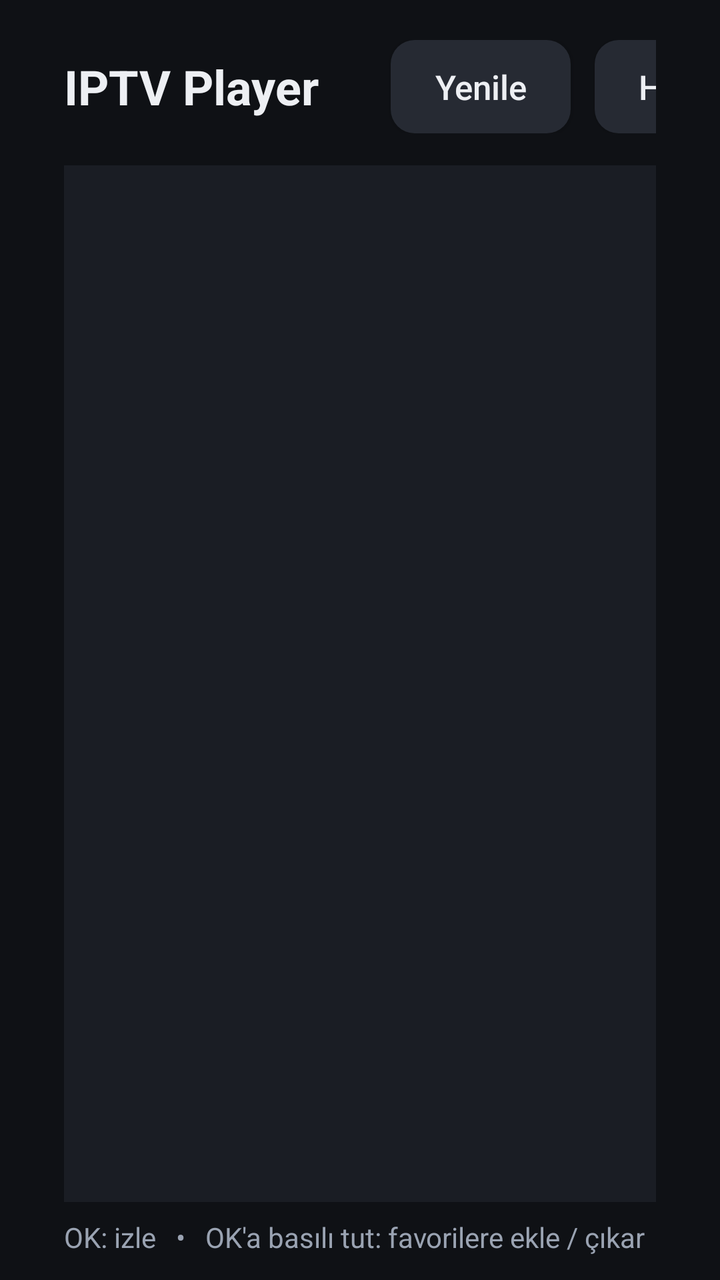
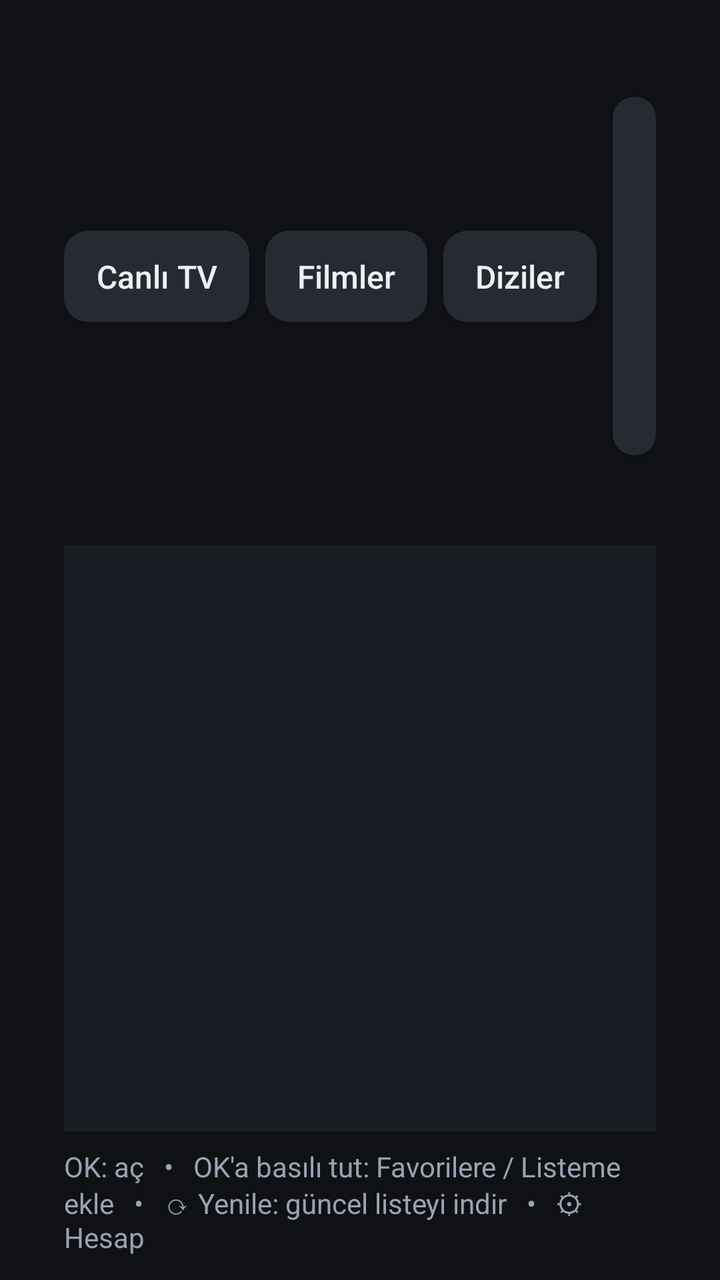

Compare the two renders of this Android layout. The source of the first and the diff that turns it into the second are given below.
<!-- AndroidManifest.xml: application theme AppTheme -->
<!-- res/layout/activity_channels.xml -->
<?xml version="1.0" encoding="utf-8"?>
<LinearLayout xmlns:android="http://schemas.android.com/apk/res/android"
    android:layout_width="match_parent"
    android:layout_height="match_parent"
    android:background="@color/bg"
    android:orientation="vertical"
    android:paddingLeft="32dp"
    android:paddingTop="20dp"
    android:paddingRight="32dp"
    android:paddingBottom="12dp">

    <LinearLayout
        android:layout_width="match_parent"
        android:layout_height="wrap_content"
        android:gravity="center_vertical"
        android:orientation="horizontal">

        <TextView
            android:id="@+id/tvTitle"
            android:layout_width="wrap_content"
            android:layout_height="wrap_content"
            android:maxWidth="260dp"
            android:singleLine="true"
            android:ellipsize="end"
            android:text="IPTV Player"
            android:textColor="@color/text"
            android:textSize="24sp"
            android:textStyle="bold" />

        <EditText
            android:id="@+id/etSearch"
            style="@style/Input"
            android:layout_width="0dp"
            android:layout_marginLeft="24dp"
            android:layout_marginTop="0dp"
            android:layout_weight="1"
            android:hint="Kanal ara…"
            android:imeOptions="actionSearch"
            android:inputType="text"
            android:padding="10dp"
            android:textSize="16sp" />

        <Button
            android:id="@+id/btnReload"
            style="@style/Btn"
            android:layout_marginLeft="12dp"
            android:text="Yenile" />

        <Button
            android:id="@+id/btnAccount"
            style="@style/Btn"
            android:layout_marginLeft="12dp"
            android:text="Hesap" />
    </LinearLayout>

    <FrameLayout
        android:layout_width="match_parent"
        android:layout_height="0dp"
        android:layout_marginTop="16dp"
        android:layout_weight="1">

        <LinearLayout
            android:layout_width="match_parent"
            android:layout_height="match_parent"
            android:orientation="horizontal">

            <androidx.recyclerview.widget.RecyclerView
                android:id="@+id/rvCategories"
                android:layout_width="300dp"
                android:layout_height="match_parent"
                android:background="@color/panel"
                android:padding="8dp"
                android:clipToPadding="false" />

            <androidx.recyclerview.widget.RecyclerView
                android:id="@+id/rvChannels"
                android:layout_width="0dp"
                android:layout_height="match_parent"
                android:layout_marginLeft="16dp"
                android:layout_weight="1"
                android:padding="4dp"
                android:clipToPadding="false" />
        </LinearLayout>

        <ProgressBar
            android:id="@+id/progress"
            android:layout_width="56dp"
            android:layout_height="56dp"
            android:layout_gravity="center"
            android:visibility="gone" />

        <TextView
            android:id="@+id/tvEmpty"
            android:layout_width="wrap_content"
            android:layout_height="wrap_content"
            android:layout_gravity="center"
            android:layout_marginLeft="300dp"
            android:gravity="center"
            android:padding="24dp"
            android:textColor="@color/text_dim"
            android:textSize="18sp"
            android:visibility="gone" />
    </FrameLayout>

    <TextView
        android:layout_width="match_parent"
        android:layout_height="wrap_content"
        android:layout_marginTop="8dp"
        android:text="OK: izle   •   OK'a basılı tut: favorilere ekle / çıkar"
        android:textColor="@color/text_dim"
        android:textSize="14sp" />
</LinearLayout>
<!-- resources referenced by this layout -->
<resources>
  <color name="bg">#0F1115</color>
  <color name="panel">#1A1D24</color>
  <color name="text">#EDEFF3</color>
  <color name="text_dim">#9AA3B2</color>
  <style name="Btn">
          <item name="android:layout_width">wrap_content</item>
          <item name="android:layout_height">wrap_content</item>
          <item name="android:background">@drawable/bg_button</item>
          <item name="android:textColor">@color/item_text</item>
          <item name="android:textAllCaps">false</item>
          <item name="android:textSize">17sp</item>
          <item name="android:paddingLeft">22dp</item>
          <item name="android:paddingRight">22dp</item>
          <item name="android:paddingTop">12dp</item>
          <item name="android:paddingBottom">12dp</item>
          <item name="android:minHeight">0dp</item>
          <item name="android:minWidth">0dp</item>
          <item name="android:focusable">true</item>
      </style>
  <style name="Input">
          <item name="android:layout_width">match_parent</item>
          <item name="android:layout_height">wrap_content</item>
          <item name="android:layout_marginTop">12dp</item>
          <item name="android:background">@drawable/bg_input</item>
          <item name="android:padding">14dp</item>
          <item name="android:textColor">@color/text</item>
          <item name="android:textColorHint">@color/text_dim</item>
          <item name="android:textSize">18sp</item>
          <item name="android:singleLine">true</item>
          <item name="android:imeOptions">actionNext</item>
      </style>
  <style name="AppTheme" parent="Theme.AppCompat.NoActionBar">
          <item name="android:windowBackground">@color/bg</item>
          <item name="colorPrimary">@color/accent</item>
          <item name="colorPrimaryDark">@color/bg</item>
          <item name="colorAccent">@color/accent</item>
          <item name="android:textColorPrimary">@color/text</item>
          <item name="android:textColorSecondary">@color/text_dim</item>
      </style>
  <!-- drawable bg_button (drawable) -->
  <?xml version="1.0" encoding="utf-8"?>
  <selector xmlns:android="http://schemas.android.com/apk/res/android">
      <item android:state_focused="true">
          <shape>
              <solid android:color="@color/accent" />
              <corners android:radius="12dp" />
          </shape>
      </item>
      <item android:state_activated="true">
          <shape>
              <solid android:color="@color/panel_light" />
              <stroke android:width="2dp" android:color="@color/accent" />
              <corners android:radius="12dp" />
          </shape>
      </item>
      <item>
          <shape>
              <solid android:color="@color/panel_light" />
              <corners android:radius="12dp" />
          </shape>
      </item>
  </selector>
  <!-- drawable bg_input (drawable) -->
  <?xml version="1.0" encoding="utf-8"?>
  <selector xmlns:android="http://schemas.android.com/apk/res/android">
      <item android:state_focused="true">
          <shape>
              <solid android:color="@color/panel" />
              <stroke android:width="2dp" android:color="@color/accent" />
              <corners android:radius="10dp" />
          </shape>
      </item>
      <item>
          <shape>
              <solid android:color="@color/panel" />
              <stroke android:width="1dp" android:color="@color/line" />
              <corners android:radius="10dp" />
          </shape>
      </item>
  </selector>
  <color name="accent">#2FD3A6</color>
  <color name="panel_light">#262A33</color>
  <color name="line">#3A4250</color>
</resources>

<!-- the commit's change to res/layout/activity_channels.xml (unified diff, before → after) -->
@@ -15,26 +15,43 @@
         android:gravity="center_vertical"
         android:orientation="horizontal">
 
-        <TextView
-            android:id="@+id/tvTitle"
-            android:layout_width="wrap_content"
-            android:layout_height="wrap_content"
-            android:maxWidth="260dp"
-            android:singleLine="true"
-            android:ellipsize="end"
-            android:text="IPTV Player"
-            android:textColor="@color/text"
-            android:textSize="24sp"
-            android:textStyle="bold" />
+        <Button
+            android:id="@+id/tabLive"
+            style="@style/Btn"
+            android:text="Canlı TV" />
+
+        <Button
+            android:id="@+id/tabMovies"
+            style="@style/Btn"
+            android:layout_marginLeft="8dp"
+            android:text="Filmler" />
+
+        <Button
+            android:id="@+id/tabSeries"
+            style="@style/Btn"
+            android:layout_marginLeft="8dp"
+            android:text="Diziler" />
+
+        <Button
+            android:id="@+id/tabList"
+            style="@style/Btn"
+            android:layout_marginLeft="8dp"
+            android:text="☰ Listem" />
+
+        <Button
+            android:id="@+id/tabFav"
+            style="@style/Btn"
+            android:layout_marginLeft="8dp"
+            android:text="★ Favoriler" />
 
         <EditText
             android:id="@+id/etSearch"
             style="@style/Input"
             android:layout_width="0dp"
-            android:layout_marginLeft="24dp"
+            android:layout_marginLeft="16dp"
             android:layout_marginTop="0dp"
             android:layout_weight="1"
-            android:hint="Kanal ara…"
+            android:hint="Ara…"
             android:imeOptions="actionSearch"
             android:inputType="text"
             android:padding="10dp"
@@ -43,14 +60,14 @@
         <Button
             android:id="@+id/btnReload"
             style="@style/Btn"
-            android:layout_marginLeft="12dp"
-            android:text="Yenile" />
+            android:layout_marginLeft="8dp"
+            android:text="⟳ Yenile" />
 
         <Button
             android:id="@+id/btnAccount"
             style="@style/Btn"
-            android:layout_marginLeft="12dp"
-            android:text="Hesap" />
+            android:layout_marginLeft="8dp"
+            android:text="⚙" />
     </LinearLayout>
 
     <FrameLayout
@@ -69,8 +86,8 @@
                 android:layout_width="300dp"
                 android:layout_height="match_parent"
                 android:background="@color/panel"
-                android:padding="8dp"
-                android:clipToPadding="false" />
+                android:clipToPadding="false"
+                android:padding="8dp" />
 
             <androidx.recyclerview.widget.RecyclerView
                 android:id="@+id/rvChannels"
@@ -78,16 +95,31 @@
                 android:layout_height="match_parent"
                 android:layout_marginLeft="16dp"
                 android:layout_weight="1"
-                android:padding="4dp"
-                android:clipToPadding="false" />
+                android:clipToPadding="false"
+                android:padding="4dp" />
         </LinearLayout>
 
-        <ProgressBar
-            android:id="@+id/progress"
-            android:layout_width="56dp"
-            android:layout_height="56dp"
+        <LinearLayout
+            android:id="@+id/loading"
+            android:layout_width="wrap_content"
+            android:layout_height="wrap_content"
             android:layout_gravity="center"
-            android:visibility="gone" />
+            android:gravity="center"
+            android:orientation="vertical"
+            android:visibility="gone">
+
+            <ProgressBar
+                android:layout_width="56dp"
+                android:layout_height="56dp" />
+
+            <TextView
+                android:id="@+id/tvLoading"
+                android:layout_width="wrap_content"
+                android:layout_height="wrap_content"
+                android:layout_marginTop="12dp"
+                android:textColor="@color/text_dim"
+                android:textSize="16sp" />
+        </LinearLayout>
 
         <TextView
             android:id="@+id/tvEmpty"
@@ -103,10 +135,11 @@
     </FrameLayout>
 
     <TextView
+        android:id="@+id/tvHint"
         android:layout_width="match_parent"
         android:layout_height="wrap_content"
         android:layout_marginTop="8dp"
-        android:text="OK: izle   •   OK'a basılı tut: favorilere ekle / çıkar"
+        android:text="OK: aç   •   OK'a basılı tut: Favorilere / Listeme ekle   •   ⟳ Yenile: güncel listeyi indir   •   ⚙ Hesap"
         android:textColor="@color/text_dim"
         android:textSize="14sp" />
 </LinearLayout>
<!-- resource entries referenced after the edit -->
@@ -10,9 +10,9 @@
           <item name="android:background">@drawable/bg_button</item>
           <item name="android:textColor">@color/item_text</item>
           <item name="android:textAllCaps">false</item>
-          <item name="android:textSize">17sp</item>
-          <item name="android:paddingLeft">22dp</item>
-          <item name="android:paddingRight">22dp</item>
+          <item name="android:textSize">16sp</item>
+          <item name="android:paddingLeft">16dp</item>
+          <item name="android:paddingRight">16dp</item>
           <item name="android:paddingTop">12dp</item>
           <item name="android:paddingBottom">12dp</item>
           <item name="android:minHeight">0dp</item>
